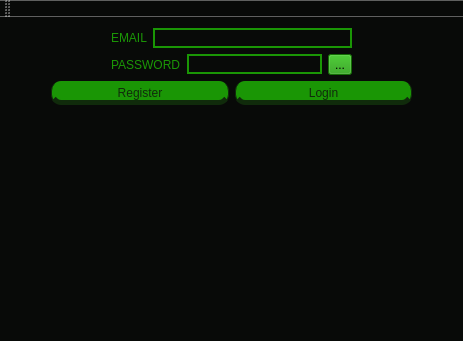
Above: Triviador/TriviadorGUI/MainWindow.ui from stefandananau/Triviador before the change. Below: the same form after it.
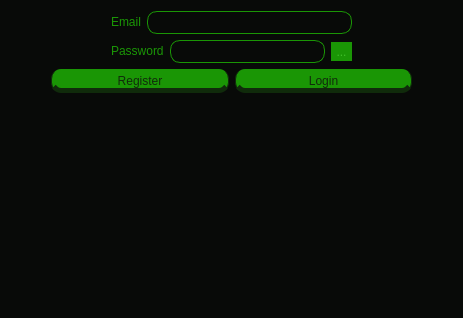
That is the form after the change. Icons and pictures are not drawn.

```diff
--- a/Triviador/TriviadorGUI/MainWindow.ui
+++ b/Triviador/TriviadorGUI/MainWindow.ui
@@ -7,7 +7,7 @@
     <x>0</x>
     <y>0</y>
     <width>463</width>
-    <height>341</height>
+    <height>318</height>
    </rect>
   </property>
   <property name="windowTitle">
@@ -33,15 +33,21 @@
 color: rgb(26, 150, 5);</string>
         </property>
         <property name="text">
-         <string>EMAIL</string>
+         <string>&lt;html&gt;&lt;head/&gt;&lt;body&gt;&lt;p&gt;Email&lt;/p&gt;&lt;/body&gt;&lt;/html&gt;</string>
         </property>
        </widget>
       </item>
       <item>
        <widget class="QLineEdit" name="lineEdit">
         <property name="styleSheet">
-         <string notr="true">color: rgb(26, 150, 5);
-border:2px solid  rgb(26, 150, 5);</string>
+         <string notr="true">	border: none;
+	padding-top: 5px;
+	color: rgb(62, 191, 40);
+	border-radius:10px;
+	border-top:1px solid rgb(26, 150, 5);
+	border-left:  1px solid rgb(26, 150, 5);
+	border-right: 1px solid rgb(26, 150, 5);
+	border-bottom: 1px solid rgb(26, 150, 5);</string>
         </property>
        </widget>
       </item>
@@ -64,15 +70,21 @@
 color: rgb(26, 150, 5);</string>
           </property>
           <property name="text">
-           <string>PASSWORD</string>
+           <string>&lt;html&gt;&lt;head/&gt;&lt;body&gt;&lt;p&gt;Password&lt;/p&gt;&lt;/body&gt;&lt;/html&gt;</string>
           </property>
          </widget>
         </item>
         <item>
          <widget class="QLineEdit" name="lineEdit_2">
           <property name="styleSheet">
-           <string notr="true">color: rgb(26, 150, 5);
-border:2px solid  rgb(26, 150, 5);</string>
+           <string notr="true">	border: none;
+	padding-top: 5px;
+	color: rgb(62, 191, 40);
+	border-radius:10px;
+	border-top:1px solid rgb(26, 150, 5);
+	border-left:  1px solid rgb(26, 150, 5);
+	border-right: 1px solid rgb(26, 150, 5);
+	border-bottom: 1px solid rgb(26, 150, 5);</string>
           </property>
           <property name="echoMode">
            <enum>QLineEdit::Password</enum>
@@ -87,8 +99,15 @@
          <bool>false</bool>
         </property>
         <property name="styleSheet">
-         <string notr="true">
-background-color: rgb(26, 150, 5);</string>
+         <string notr="true">background-color: rgb(26, 150, 5);
+border: none;
+
+color: rgb(62, 191, 40);
+border-radius:10px;
+border-top:1px solid rgb(26, 150, 5);
+border-left:  1px solid rgb(26, 150, 5);
+border-right: 1px solid rgb(26, 150, 5);
+border-bottom: 1px solid rgb(26, 150, 5);</string>
         </property>
         <property name="text">
          <string>...</string>
@@ -198,14 +217,6 @@
     </item>
    </layout>
   </widget>
-  <widget class="QToolBar" name="mainToolBar">
-   <attribute name="toolBarArea">
-    <enum>TopToolBarArea</enum>
-   </attribute>
-   <attribute name="toolBarBreak">
-    <bool>false</bool>
-   </attribute>
-  </widget>
   <widget class="QStatusBar" name="statusBar"/>
  </widget>
  <layoutdefault spacing="6" margin="11"/>
```
Left out of the diff: 2 changed lines with no effect on the pictures.
